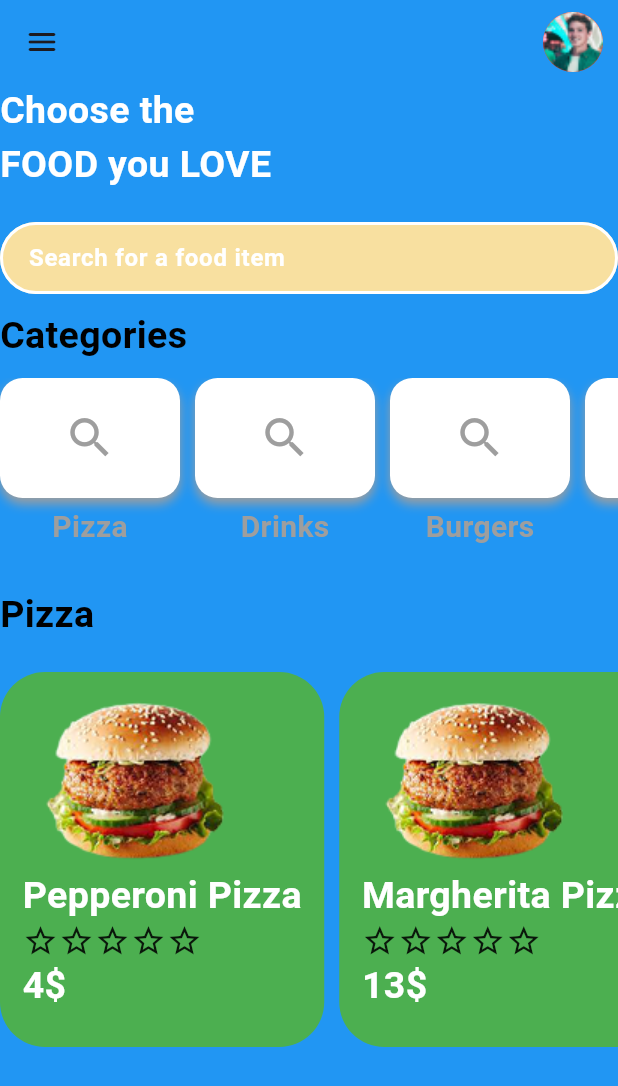
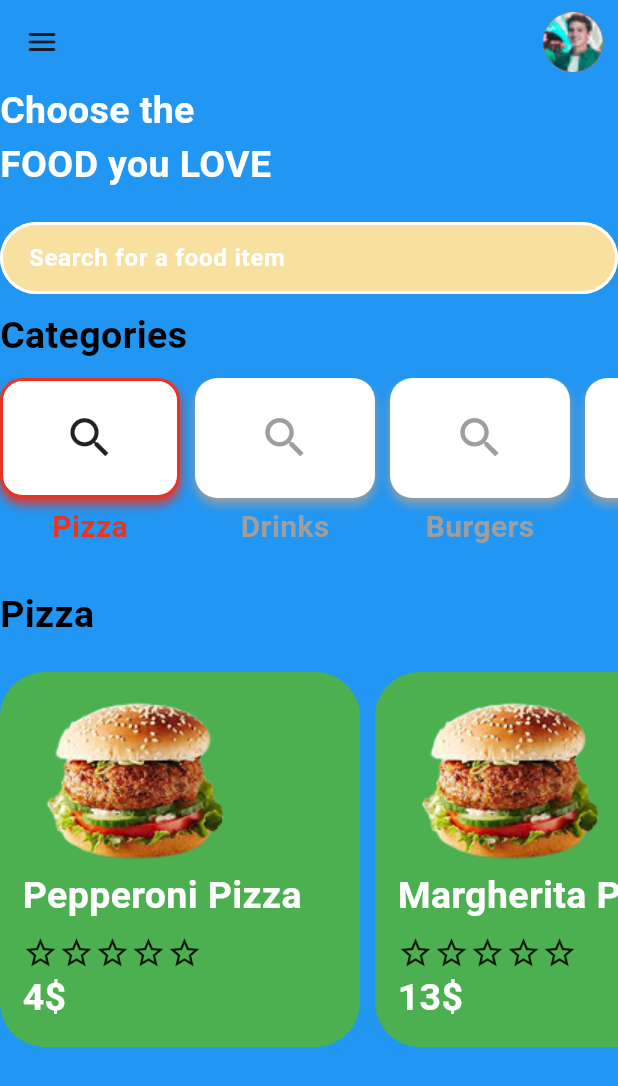
Before and after one commit to iABDALLAHM/flutter_ui_practice, a Flutter app: the HomwView screen opened by its route, on a phone screen of 412 x 824 dp. Shown: the top 1086 px of the screen. Run offline on Flutter 3.47's test engine with Material 3 defaults, Android fonts, the phone set to English and light mode, and no system bars; our stand-ins replace flutter_bloc, font_awesome_flutter, go_router.

Commit message:
update Ui

```diff
--- a/eat_fun/lib/features/home/presentation/views/widgets/category_card_item.dart
+++ b/eat_fun/lib/features/home/presentation/views/widgets/category_card_item.dart
@@ -7,7 +7,9 @@
   final FoodModel foodModel;
   @override
   Widget build(BuildContext context) {
-    return Container(
+    return SizedBox(
+      width: 240,
+      child: Container(
         padding: EdgeInsets.all(15),
         decoration: BoxDecoration(
           color: Colors.green,
@@ -17,7 +19,14 @@
           crossAxisAlignment: CrossAxisAlignment.start,
           children: [
             Image(image: AssetImage(foodModel.foodImage!)),
-          Text(foodModel.foodName!, style: Styels.textStyle25),
+            Expanded(
+              child: Text(
+                foodModel.foodName!,
+                style: Styels.textStyle25,
+                maxLines: 1,
+                overflow: TextOverflow.ellipsis,
+              ),
+            ),
             Row(
               children: [
                 Icon(Icons.star_outline),
@@ -34,6 +43,7 @@
             ),
           ],
         ),
+      ),
     );
   }
 }
--- a/eat_fun/lib/features/home/presentation/views/widgets/category_item.dart
+++ b/eat_fun/lib/features/home/presentation/views/widgets/category_item.dart
@@ -7,12 +7,15 @@
     super.key,
     this.isSelected = false,
     required this.categoryName,
+    required this.onTap,
   });
   final bool isSelected;
+  final VoidCallback onTap;
   final FoodModel categoryName;
   @override
   Widget build(BuildContext context) {
     return GestureDetector(
+      onTap: onTap,
       child: Column(
         children: [
           Container(
--- a/eat_fun/lib/features/home/presentation/views/widgets/category_item_list_view.dart
+++ b/eat_fun/lib/features/home/presentation/views/widgets/category_item_list_view.dart
@@ -6,11 +6,11 @@
   const CategoryItemListView({
     super.key,
     required this.onTap,
-    required this.isSelected,
+    required this.selectedCategory,
     required this.categoryList,
   });
-  final Function(String) onTap;
-  final bool isSelected;
+  final Function(FoodModel) onTap;
+  final FoodModel selectedCategory;
   final List<FoodModel> categoryList;
 
   @override
@@ -22,8 +22,9 @@
         return Padding(
           padding: EdgeInsets.only(right: 10),
           child: CategoryItem(
+            onTap: () => onTap(categoryList[index]),
             categoryName: categoryList[index],
-            isSelected: isSelected,
+            isSelected: categoryList[index] == selectedCategory,
           ),
         );
       },
--- a/eat_fun/lib/features/home/presentation/views/widgets/category_section.dart
+++ b/eat_fun/lib/features/home/presentation/views/widgets/category_section.dart
@@ -55,9 +55,13 @@
         SizedBox(
           height: 140,
           child: CategoryItemListView(
-            isSelected: false,
-            onTap: (p0) {},
             categoryList: category,
+            selectedCategory: whatIsSelected!,
+            onTap: (selected) {
+              setState(() {
+                whatIsSelected = selected;
+              });
+            },
           ),
         ),
 
```
Lines whose indentation alone changed are shown as unchanged.
